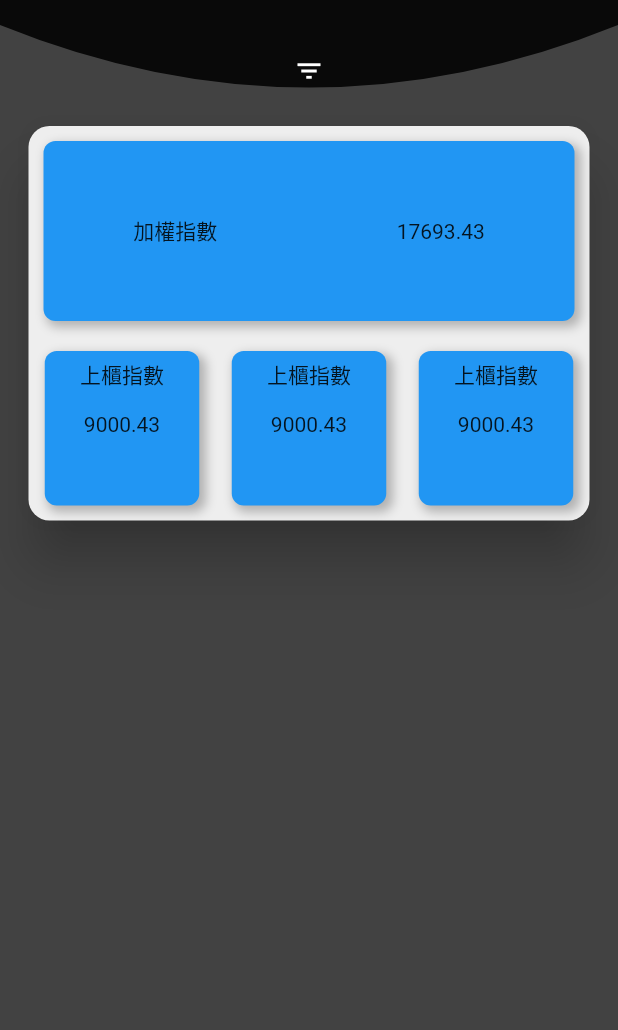
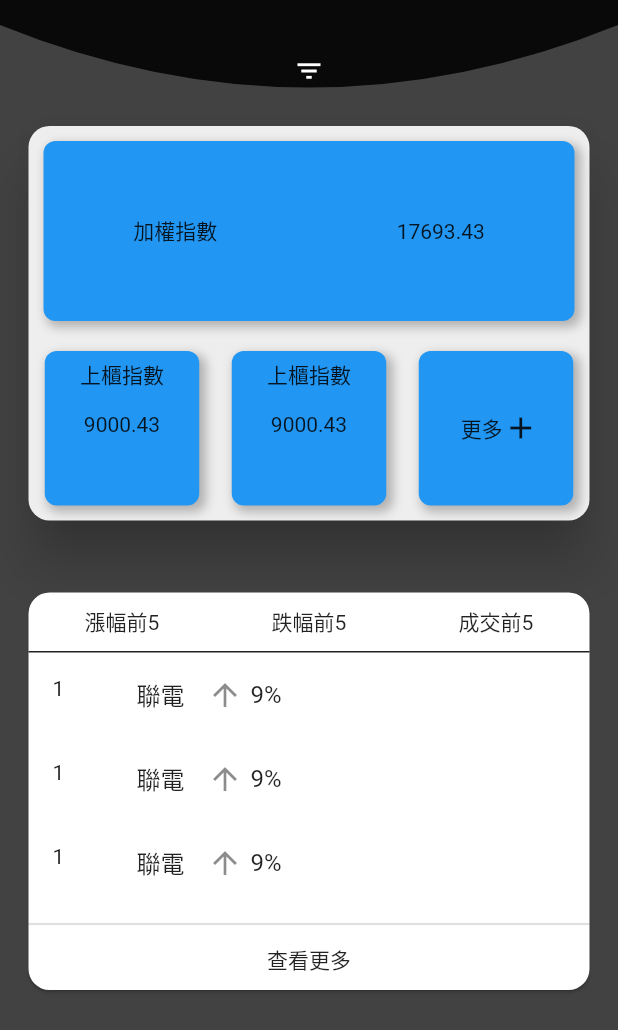
Before and after one commit to oppoop/flutter_twstock, a Flutter app: the screen it shows after launch, on a phone screen of 412 x 824 dp. Shown: the top 1030 px of the screen. Run offline on Flutter 3.47's test engine with Material 2 defaults, Android fonts, the phone set to English and light mode, and no system bars; our stand-ins replace get.

Commit message:
增加首頁漲跌幅排行UI

```diff
--- a/lib/app/modules/home/controllers/home_controller.dart
+++ b/lib/app/modules/home/controllers/home_controller.dart
@@ -1,11 +1,13 @@
 import 'package:flutter/cupertino.dart';
 import 'package:get/get.dart';
+import 'package:flutter_twstock/constant.dart';
 
 class HomeController extends GetxController {
   //TODO: Implement HomeController
   final menuHeight = 0.0.obs;
+  final rankValue = Rx<RankValue>(RankValue.Increase);
+  final isOpen = Rx<bool>(false);
   double? startPositioned;
-  final isOpen = Rx<bool>(false);
 
   @override
   void onInit() {
--- a/lib/app/modules/home/views/home_view.dart
+++ b/lib/app/modules/home/views/home_view.dart
@@ -1,6 +1,7 @@
 import 'package:flutter/material.dart';
 import 'package:flutter_twstock/utils/half_circle.dart';
 import 'package:get/get.dart';
+
 import '../controllers/home_controller.dart';
 
 class HomeView extends GetView<HomeController> {
@@ -17,7 +18,11 @@ class HomeView extends GetView<HomeController> {
                     width: Get.width,
                     height: 70,
                   ),
-              priceIndex().paddingSymmetric(vertical:10,horizontal: 15),
+                  priceIndex().paddingSymmetric(vertical: 10, horizontal: 15),
+                  const SizedBox(
+                    height: 30,
+                  ),
+                  topRank(),
                 ],
               ),
             ),
@@ -26,7 +31,8 @@ class HomeView extends GetView<HomeController> {
         ));
   }
 
-  Widget topMenu(){
+  ///頂部下拉菜單
+  Widget topMenu() {
     return Column(
       children: [
         Obx(
@@ -41,8 +47,7 @@ class HomeView extends GetView<HomeController> {
             controller.startPositioned = e.globalPosition.dy;
           },
           onVerticalDragUpdate: (DragUpdateDetails details) {
-            if (details.globalPosition.dy >=
-                controller.startPositioned!) {
+            if (details.globalPosition.dy >= controller.startPositioned!) {
               controller.menuHeight.value =
                   details.globalPosition.dy - controller.startPositioned!;
             }
@@ -56,13 +61,14 @@ class HomeView extends GetView<HomeController> {
               buildClipPath(),
               Center(
                   child: GetBuilder<HomeController>(
-                    builder: (controller)=>Icon(
-                      controller.isOpen.value ?Icons.arrow_drop_up :Icons.filter_list_sharp,
+                builder: (controller) => Icon(
+                  controller.isOpen.value
+                      ? Icons.arrow_drop_up
+                      : Icons.filter_list_sharp,
                   color: Colors.white,
                   size: controller.isOpen.value ? 30 : 20,
                 ),
-                  )
-              ).paddingOnly(bottom: 3),
+              )).paddingOnly(bottom: 3),
             ],
           ),
         ),
@@ -70,15 +76,17 @@ class HomeView extends GetView<HomeController> {
     );
   }
 
-  Widget priceIndex(){
+  ///加權指數區塊
+  Widget priceIndex() {
     return Card(
       color: Colors.grey[200],
       elevation: 15.0,
-      shape: const RoundedRectangleBorder(borderRadius: BorderRadius.all(Radius.circular(14.0))),
+      shape: const RoundedRectangleBorder(
+          borderRadius: BorderRadius.all(Radius.circular(14.0))),
       child: Column(
         children: [
           Container(
-            width:double.maxFinite,
+            width: double.maxFinite,
             height: 120,
             decoration: BoxDecoration(
               color: Colors.blue,
@@ -99,13 +107,13 @@ class HomeView extends GetView<HomeController> {
                 Text('17693.43'),
               ],
             ),
-          ).paddingSymmetric(horizontal: 10,vertical: 10),
+          ).paddingSymmetric(horizontal: 10, vertical: 10),
           Row(
             mainAxisAlignment: MainAxisAlignment.spaceAround,
             children: [
               indexItem(),
               indexItem(),
-              indexItem(),
+              indexItem(isMore: true),
             ],
           ),
         ],
@@ -113,10 +121,10 @@ class HomeView extends GetView<HomeController> {
     );
   }
 
-  Widget indexItem(){
+  Widget indexItem({bool isMore = false}) {
     return Container(
-      width: Get.width*0.25,
-      height: Get.width*0.25,
+      width: Get.width * 0.25,
+      height: Get.width * 0.25,
       decoration: BoxDecoration(
         color: Colors.blue,
         borderRadius: BorderRadius.circular(8),
@@ -129,7 +137,18 @@ class HomeView extends GetView<HomeController> {
               )
         ],
       ),
-      child: Column(
+      child: isMore
+          ? GestureDetector(
+              onTap: () {},
+              child: Row(
+                mainAxisAlignment: MainAxisAlignment.center,
+                children: [
+                  Text('更多').paddingOnly(left: 5),
+                  Icon(Icons.add),
+                ],
+              ),
+            )
+          : Column(
               children: [
                 Text('上櫃指數').paddingOnly(top: 5),
                 const SizedBox(
@@ -138,6 +157,72 @@ class HomeView extends GetView<HomeController> {
                 Text('9000.43'),
               ],
             ),
-    ).paddingSymmetric(vertical: 10,horizontal: 5);
+    ).paddingSymmetric(vertical: 10, horizontal: 5);
+  }
+
+  ///漲跌幅top10
+  Widget topRank() {
+    return Card(
+      shape: const RoundedRectangleBorder(
+          borderRadius: BorderRadius.all(Radius.circular(14.0))),
+      child: Column(
+        children: [
+          Container(
+            height: 40,
+            decoration: BoxDecoration(
+                border: Border(
+                    bottom: BorderSide(
+              color: Colors.black87,
+            ))),
+            child: Row(
+              mainAxisAlignment: MainAxisAlignment.spaceAround,
+              children: [
+                GestureDetector(
+                  child: Container(
+                    child: Text('漲幅前5'),
+                  ),
+                ),
+                GestureDetector(
+                  child: Container(
+                    child: Text('跌幅前5'),
+                  ),
+                ),
+                GestureDetector(
+                  child: Container(
+                    child: Text('成交前5'),
+                  ),
+                ),
+              ],
+            ),
+          ),
+          rankItem(),
+          rankItem(),
+          rankItem(),
+          Divider(
+            thickness: 1.5,
+          ).paddingSymmetric(vertical: 5),
+          Text('查看更多').paddingOnly(bottom: 10),
+        ],
+      ),
+    ).paddingSymmetric(horizontal: 15);
+  }
+
+  Widget rankItem() {
+    return ListTile(
+      leading: Text('1'),
+      title: Row(
+        children: [
+          Text('聯電'),
+          const SizedBox(
+            width: 15,
+          ),
+          Icon(Icons.arrow_upward),
+          const SizedBox(
+            width: 5,
+          ),
+          Text('9%'),
+        ],
+      ),
+    );
   }
 }
--- /dev/null
+++ b/lib/constant.dart
@@ -0,0 +1 @@
+enum RankValue { Increase, Decline, Volume }
```
Lines whose indentation alone changed are shown as unchanged.
